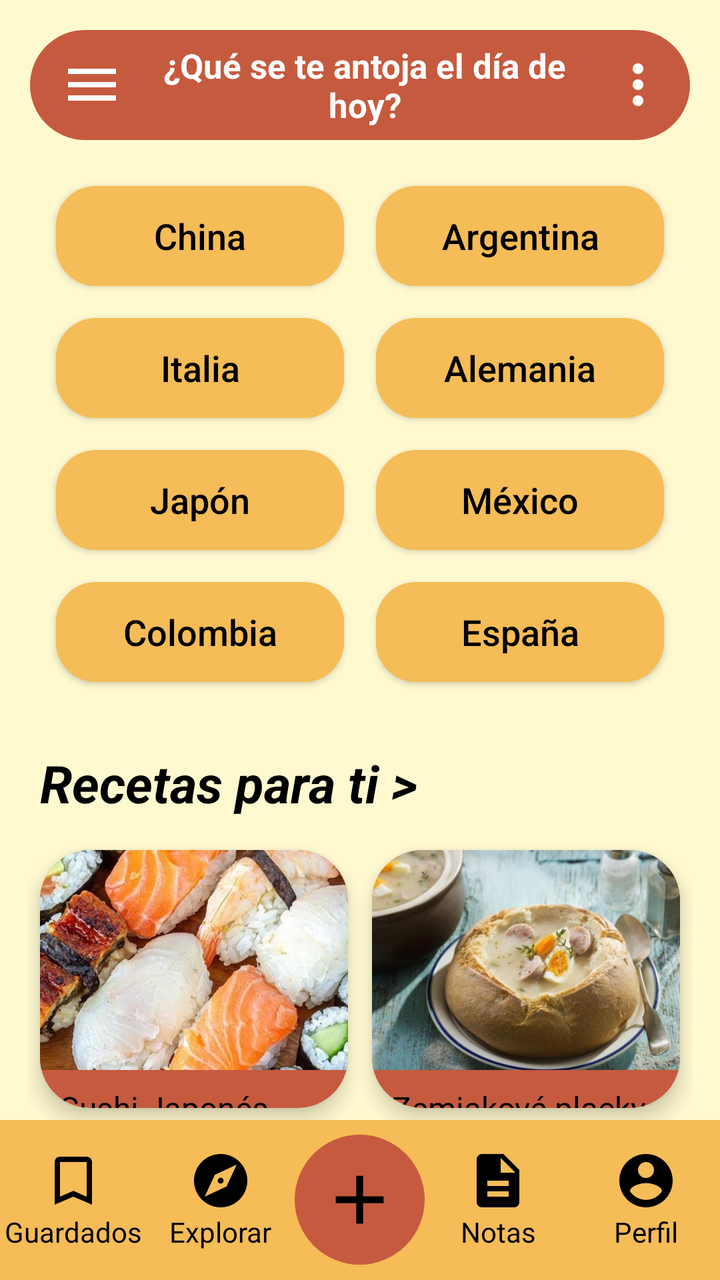
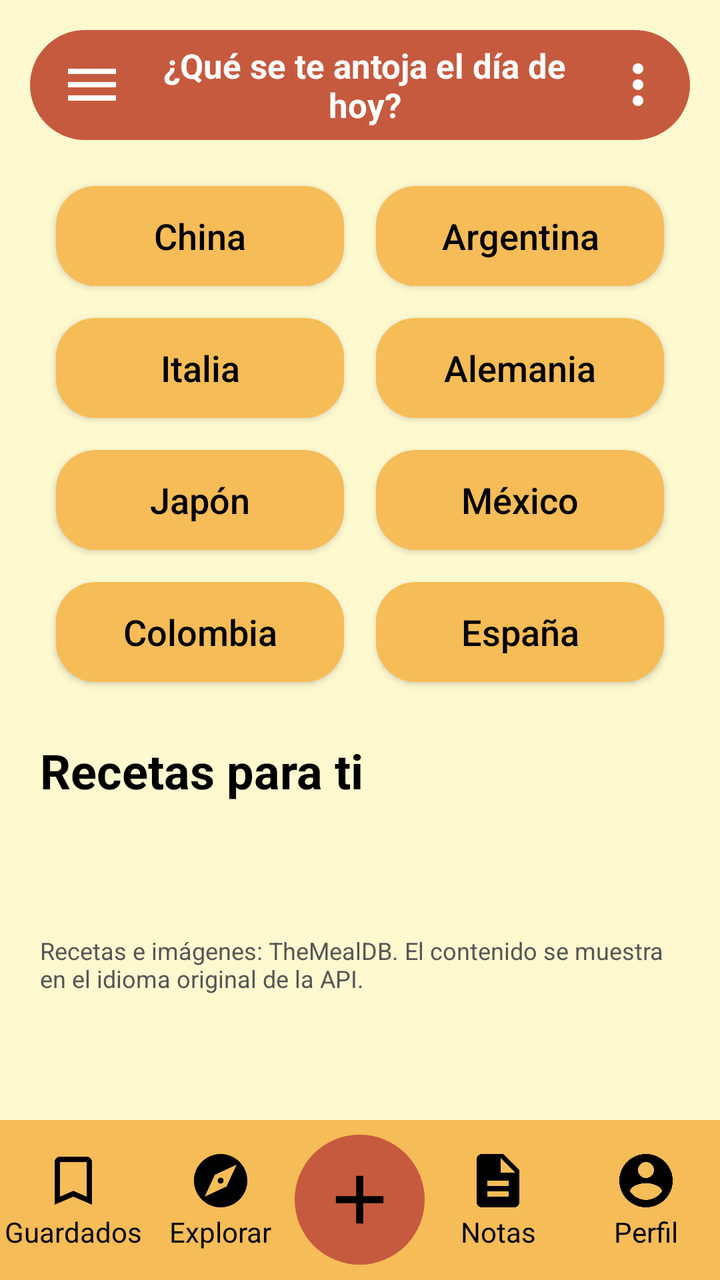

The first picture is an Android layout as it rendered before a commit; the second is the same layout after the commit. The layout source and the unified diff follow.
<!-- AndroidManifest.xml: application theme Theme.Recetario -->
<!-- res/layout/activity_home.xml -->
<?xml version="1.0" encoding="utf-8"?>
<androidx.constraintlayout.widget.ConstraintLayout xmlns:android="http://schemas.android.com/apk/res/android"
    xmlns:app="http://schemas.android.com/apk/res-auto"
    xmlns:tools="http://schemas.android.com/tools"
    android:id="@+id/main"
    android:layout_width="match_parent"
    android:layout_height="match_parent"
    android:background="#FFF9D0"
    tools:context=".HomeActivity">

    
    <LinearLayout
        android:layout_width="0dp"
        android:layout_height="0dp"
        android:orientation="vertical"
        app:layout_constraintBottom_toTopOf="@id/barraInferior"
        app:layout_constraintEnd_toEndOf="parent"
        app:layout_constraintStart_toStartOf="parent"
        app:layout_constraintTop_toTopOf="parent">

        
        <LinearLayout
            android:layout_width="match_parent"
            android:layout_height="55dp"
            android:layout_margin="15dp"
            android:background="@drawable/bg_barra"
            android:gravity="center_vertical"
            android:orientation="horizontal"
            android:paddingStart="15dp"
            android:paddingEnd="10dp">

            <ImageView
                android:layout_width="32dp"
                android:layout_height="32dp"
                android:src="@drawable/ic_menu" />

            <TextView
                android:id="@+id/tvBienvenida"
                android:layout_width="0dp"
                android:layout_height="wrap_content"
                android:layout_weight="1"
                android:gravity="center"
                android:text="¿Qué se te antoja el día de hoy?"
                android:textColor="#FFFFFF"
                android:textSize="17sp"
                android:textStyle="bold" />

            <ImageView
                android:layout_width="32dp"
                android:layout_height="32dp"
                android:src="@drawable/ic_mas_opciones" />

        </LinearLayout>

        

        <LinearLayout
            android:layout_width="match_parent"
            android:layout_height="wrap_content"
            android:layout_marginStart="20dp"
            android:layout_marginEnd="20dp"
            android:orientation="horizontal">

            <androidx.appcompat.widget.AppCompatButton
                android:id="@+id/btnChina"
                android:layout_width="0dp"
                android:layout_height="50dp"
                android:layout_margin="8dp"
                android:layout_weight="1"
                android:background="@drawable/bg_boton_pais"
                android:text="China"
                android:textAllCaps="false"
                android:textColor="#000000"
                android:textSize="18sp" />

            <androidx.appcompat.widget.AppCompatButton
                android:id="@+id/btnArgentina"
                android:layout_width="0dp"
                android:layout_height="50dp"
                android:layout_margin="8dp"
                android:layout_weight="1"
                android:background="@drawable/bg_boton_pais"
                android:text="Argentina"
                android:textAllCaps="false"
                android:textColor="#000000"
                android:textSize="18sp" />

        </LinearLayout>

        <LinearLayout
            android:layout_width="match_parent"
            android:layout_height="wrap_content"
            android:layout_marginStart="20dp"
            android:layout_marginEnd="20dp"
            android:orientation="horizontal">

            <androidx.appcompat.widget.AppCompatButton
                android:id="@+id/btnItalia"
                android:layout_width="0dp"
                android:layout_height="50dp"
                android:layout_margin="8dp"
                android:layout_weight="1"
                android:background="@drawable/bg_boton_pais"
                android:text="Italia"
                android:textAllCaps="false"
                android:textColor="#000000"
                android:textSize="18sp" />

            <androidx.appcompat.widget.AppCompatButton
                android:id="@+id/btnAlemania"
                android:layout_width="0dp"
                android:layout_height="50dp"
                android:layout_margin="8dp"
                android:layout_weight="1"
                android:background="@drawable/bg_boton_pais"
                android:text="Alemania"
                android:textAllCaps="false"
                android:textColor="#000000"
                android:textSize="18sp" />

        </LinearLayout>

        <LinearLayout
            android:layout_width="match_parent"
            android:layout_height="wrap_content"
            android:layout_marginStart="20dp"
            android:layout_marginEnd="20dp"
            android:orientation="horizontal">

            <androidx.appcompat.widget.AppCompatButton
                android:id="@+id/btnJapon"
                android:layout_width="0dp"
                android:layout_height="50dp"
                android:layout_margin="8dp"
                android:layout_weight="1"
                android:background="@drawable/bg_boton_pais"
                android:text="Japón"
                android:textAllCaps="false"
                android:textColor="#000000"
                android:textSize="18sp" />

            <androidx.appcompat.widget.AppCompatButton
                android:id="@+id/btnMexico"
                android:layout_width="0dp"
                android:layout_height="50dp"
                android:layout_margin="8dp"
                android:layout_weight="1"
                android:background="@drawable/bg_boton_pais"
                android:text="México"
                android:textAllCaps="false"
                android:textColor="#000000"
                android:textSize="18sp" />

        </LinearLayout>

        <LinearLayout
            android:layout_width="match_parent"
            android:layout_height="wrap_content"
            android:layout_marginStart="20dp"
            android:layout_marginEnd="20dp"
            android:orientation="horizontal">

            <androidx.appcompat.widget.AppCompatButton
                android:id="@+id/btnColombia"
                android:layout_width="0dp"
                android:layout_height="50dp"
                android:layout_margin="8dp"
                android:layout_weight="1"
                android:background="@drawable/bg_boton_pais"
                android:text="Colombia"
                android:textAllCaps="false"
                android:textColor="#000000"
                android:textSize="18sp" />

            <androidx.appcompat.widget.AppCompatButton
                android:id="@+id/btnEspana"
                android:layout_width="0dp"
                android:layout_height="50dp"
                android:layout_margin="8dp"
                android:layout_weight="1"
                android:background="@drawable/bg_boton_pais"
                android:text="España"
                android:textAllCaps="false"
                android:textColor="#000000"
                android:textSize="18sp" />

        </LinearLayout>

        
        <TextView
            android:layout_width="wrap_content"
            android:layout_height="wrap_content"
            android:layout_marginStart="20dp"
            android:layout_marginTop="25dp"
            android:text="Recetas para ti >"
            android:textColor="#000000"
            android:textSize="26sp"
            android:textStyle="bold|italic" />

        <LinearLayout
            android:layout_width="match_parent"
            android:layout_height="wrap_content"
            android:layout_marginStart="14dp"
            android:layout_marginTop="10dp"
            android:layout_marginEnd="14dp"
            android:orientation="horizontal">

            <androidx.cardview.widget.CardView
                android:layout_width="0dp"
                android:layout_height="wrap_content"
                android:layout_margin="6dp"
                android:layout_weight="1"
                app:cardBackgroundColor="#C65A3E"
                app:cardCornerRadius="25dp"
                app:cardElevation="6dp">

                <LinearLayout
                    android:layout_width="match_parent"
                    android:layout_height="wrap_content"
                    android:orientation="vertical">

                    <ImageView
                        android:layout_width="match_parent"
                        android:layout_height="110dp"
                        android:scaleType="centerCrop"
                        android:src="@drawable/receta_sushi" />

                    <TextView
                        android:layout_width="wrap_content"
                        android:layout_height="wrap_content"
                        android:layout_marginStart="10dp"
                        android:layout_marginTop="8dp"
                        android:text="Sushi Japonés"
                        android:textColor="#000000"
                        android:textSize="16sp" />

                    <TextView
                        android:layout_width="wrap_content"
                        android:layout_height="wrap_content"
                        android:layout_marginStart="10dp"
                        android:layout_marginBottom="8dp"
                        android:text="★★★★★"
                        android:textColor="#1E1E1E"
                        android:textSize="20sp" />

                </LinearLayout>

            </androidx.cardview.widget.CardView>

            <androidx.cardview.widget.CardView
                android:layout_width="0dp"
                android:layout_height="wrap_content"
                android:layout_margin="6dp"
                android:layout_weight="1"
                app:cardBackgroundColor="#C65A3E"
                app:cardCornerRadius="25dp"
                app:cardElevation="6dp">

                <LinearLayout
                    android:layout_width="match_parent"
                    android:layout_height="wrap_content"
                    android:orientation="vertical">

                    <ImageView
                        android:layout_width="match_parent"
                        android:layout_height="110dp"
                        android:scaleType="centerCrop"
                        android:src="@drawable/receta_sopa" />

                    <TextView
                        android:layout_width="wrap_content"
                        android:layout_height="wrap_content"
                        android:layout_marginStart="10dp"
                        android:layout_marginTop="8dp"
                        android:text="Zemiakové placky"
                        android:textColor="#000000"
                        android:textSize="16sp" />

                    <TextView
                        android:layout_width="wrap_content"
                        android:layout_height="wrap_content"
                        android:layout_marginStart="10dp"
                        android:layout_marginBottom="8dp"
                        android:text="★★★★★"
                        android:textColor="#1E1E1E"
                        android:textSize="20sp" />

                </LinearLayout>

            </androidx.cardview.widget.CardView>

        </LinearLayout>

    </LinearLayout>

    
    <LinearLayout
        android:id="@+id/barraInferior"
        android:layout_width="0dp"
        android:layout_height="80dp"
        android:background="#F5BC57"
        android:gravity="center_vertical"
        android:orientation="horizontal"
        app:layout_constraintBottom_toBottomOf="parent"
        app:layout_constraintEnd_toEndOf="parent"
        app:layout_constraintStart_toStartOf="parent">

        <LinearLayout
            android:id="@+id/btnGuardados"
            android:layout_width="0dp"
            android:layout_height="wrap_content"
            android:layout_weight="1"
            android:gravity="center"
            android:orientation="vertical">

            <ImageView
                android:layout_width="32dp"
                android:layout_height="32dp"
                android:src="@drawable/ic_guardados" />

            <TextView
                android:layout_width="wrap_content"
                android:layout_height="wrap_content"
                android:text="Guardados"
                android:textColor="#000000"
                android:textSize="14sp" />

        </LinearLayout>

        <LinearLayout
            android:id="@+id/btnExplorar"
            android:layout_width="0dp"
            android:layout_height="wrap_content"
            android:layout_weight="1"
            android:gravity="center"
            android:orientation="vertical">

            <ImageView
                android:layout_width="32dp"
                android:layout_height="32dp"
                android:src="@drawable/ic_explorar" />

            <TextView
                android:layout_width="wrap_content"
                android:layout_height="wrap_content"
                android:text="Explorar"
                android:textColor="#000000"
                android:textSize="14sp" />

        </LinearLayout>

        <ImageView
            android:id="@+id/btnAgregar"
            android:layout_width="65dp"
            android:layout_height="65dp"
            android:background="@drawable/bg_circulo"
            android:padding="12dp"
            android:src="@drawable/ic_agregar" />

        <LinearLayout
            android:id="@+id/btnNotas"
            android:layout_width="0dp"
            android:layout_height="wrap_content"
            android:layout_weight="1"
            android:gravity="center"
            android:orientation="vertical">

            <ImageView
                android:layout_width="32dp"
                android:layout_height="32dp"
                android:src="@drawable/ic_notas" />

            <TextView
                android:layout_width="wrap_content"
                android:layout_height="wrap_content"
                android:text="Notas"
                android:textColor="#000000"
                android:textSize="14sp" />

        </LinearLayout>

        <LinearLayout
            android:id="@+id/btnPerfil"
            android:layout_width="0dp"
            android:layout_height="wrap_content"
            android:layout_weight="1"
            android:gravity="center"
            android:orientation="vertical">

            <ImageView
                android:layout_width="32dp"
                android:layout_height="32dp"
                android:src="@drawable/ic_perfil" />

            <TextView
                android:layout_width="wrap_content"
                android:layout_height="wrap_content"
                android:text="Perfil"
                android:textColor="#000000"
                android:textSize="14sp" />

        </LinearLayout>

    </LinearLayout>

</androidx.constraintlayout.widget.ConstraintLayout>
<!-- resources referenced by this layout -->
<resources>
  <!-- drawable bg_barra (drawable) -->
  <?xml version="1.0" encoding="utf-8"?>
  <shape xmlns:android="http://schemas.android.com/apk/res/android">
  
      <solid android:color="#C65A3E"/>
      <corners android:radius="30dp"/>
  
  </shape>
  <!-- drawable bg_boton_pais (drawable) -->
  <?xml version="1.0" encoding="utf-8"?>
  <shape xmlns:android="http://schemas.android.com/apk/res/android">
  
      <solid android:color="#F5BC57"/>
      <corners android:radius="20dp"/>
  
  </shape>
  <!-- drawable bg_circulo (drawable) -->
  <?xml version="1.0" encoding="utf-8"?>
  <shape xmlns:android="http://schemas.android.com/apk/res/android" android:shape="oval">
  
      <solid android:color="#C65A3E"/>
  
  </shape>
  <!-- drawable ic_agregar (drawable) -->
  <vector xmlns:android="http://schemas.android.com/apk/res/android" android:height="24dp" android:tint="#000000" android:viewportHeight="24" android:viewportWidth="24" android:width="24dp">
  
      <path android:fillColor="@android:color/white" android:pathData="M19,13h-6v6h-2v-6H5v-2h6V5h2v6h6v2z"/>
  
  </vector>
  <!-- drawable ic_explorar (drawable) -->
  <vector xmlns:android="http://schemas.android.com/apk/res/android" android:height="24dp" android:tint="#000000" android:viewportHeight="24" android:viewportWidth="24" android:width="24dp">
  
      <path android:fillColor="@android:color/white" android:pathData="M12,10.9c-0.61,0 -1.1,0.49 -1.1,1.1s0.49,1.1 1.1,1.1c0.61,0 1.1,-0.49 1.1,-1.1s-0.49,-1.1 -1.1,-1.1zM12,2C6.48,2 2,6.48 2,12s4.48,10 10,10 10,-4.48 10,-10S17.52,2 12,2zM14.19,14.19L6,18l3.81,-8.19L18,6l-3.81,8.19z"/>
  
  </vector>
  <!-- drawable ic_guardados (drawable) -->
  <vector xmlns:android="http://schemas.android.com/apk/res/android" android:height="24dp" android:tint="#000000" android:viewportHeight="24" android:viewportWidth="24" android:width="24dp">
  
      <path android:fillColor="@android:color/white" android:pathData="M17,3H7c-1.1,0 -1.99,0.9 -1.99,2L5,21l7,-3 7,3V5c0,-1.1 -0.9,-2 -2,-2zM17,18l-5,-2.18L7,18V5h10v13z"/>
  
  </vector>
  <!-- drawable ic_mas_opciones (drawable) -->
  <vector xmlns:android="http://schemas.android.com/apk/res/android" android:height="24dp" android:tint="#FFFFFF" android:viewportHeight="24" android:viewportWidth="24" android:width="24dp">
  
      <path android:fillColor="@android:color/white" android:pathData="M12,8c1.1,0 2,-0.9 2,-2s-0.9,-2 -2,-2 -2,0.9 -2,2 0.9,2 2,2zM12,10c-1.1,0 -2,0.9 -2,2s0.9,2 2,2 2,-0.9 2,-2 -0.9,-2 -2,-2zM12,16c-1.1,0 -2,0.9 -2,2s0.9,2 2,2 2,-0.9 2,-2 -0.9,-2 -2,-2z"/>
  
  </vector>
  <!-- drawable ic_menu (drawable) -->
  <vector xmlns:android="http://schemas.android.com/apk/res/android" android:height="24dp" android:tint="#FFFFFF" android:viewportHeight="24" android:viewportWidth="24" android:width="24dp">
  
      <path android:fillColor="@android:color/white" android:pathData="M3,18h18v-2H3v2zM3,13h18v-2H3v2zM3,6v2h18V6H3z"/>
  
  </vector>
  <!-- drawable ic_notas (drawable) -->
  <vector xmlns:android="http://schemas.android.com/apk/res/android" android:height="24dp" android:tint="#000000" android:viewportHeight="24" android:viewportWidth="24" android:width="24dp">
  
      <path android:fillColor="@android:color/white" android:pathData="M14,2H6c-1.1,0 -1.99,0.9 -1.99,2L4,20c0,1.1 0.89,2 1.99,2H18c1.1,0 2,-0.9 2,-2V8l-6,-6zM16,18H8v-2h8v2zM16,14H8v-2h8v2zM13,9V3.5L18.5,9H13z"/>
  
  </vector>
  <!-- drawable receta_sopa: jpg bitmap (drawable, 61454 bytes) -->
  <!-- drawable receta_sushi: jpg bitmap (drawable, 110239 bytes) -->
  <style name="Theme.Recetario" parent="Base.Theme.Recetario" />
  <style name="Base.Theme.Recetario" parent="Theme.Material3.DayNight.NoActionBar">
          
          
          
          <item name="android:windowSplashScreenAnimatedIcon" tools:targetApi="31">@android:color/transparent</item>
      </style>
  <!-- unchanged entries left out for length: 1 -->
</resources>

<!-- the commit's change to res/layout/activity_home.xml (unified diff, before → after) -->
@@ -8,16 +8,20 @@
     android:background="#FFF9D0"
     tools:context=".HomeActivity">
 
-    
-    <LinearLayout
+    <ScrollView
+        android:id="@+id/scrollRecetas"
         android:layout_width="0dp"
         android:layout_height="0dp"
-        android:orientation="vertical"
+        android:fillViewport="true"
         app:layout_constraintBottom_toTopOf="@id/barraInferior"
         app:layout_constraintEnd_toEndOf="parent"
         app:layout_constraintStart_toStartOf="parent"
         app:layout_constraintTop_toTopOf="parent">
-
+        <LinearLayout
+            android:layout_width="match_parent"
+            android:layout_height="wrap_content"
+            android:orientation="vertical"
+            android:paddingBottom="20dp">
         
         <LinearLayout
             android:layout_width="match_parent"
@@ -186,113 +190,53 @@
 
         </LinearLayout>
 
-        
-        <TextView
-            android:layout_width="wrap_content"
-            android:layout_height="wrap_content"
-            android:layout_marginStart="20dp"
-            android:layout_marginTop="25dp"
-            android:text="Recetas para ti >"
-            android:textColor="#000000"
-            android:textSize="26sp"
-            android:textStyle="bold|italic" />
-
-        <LinearLayout
-            android:layout_width="match_parent"
-            android:layout_height="wrap_content"
-            android:layout_marginStart="14dp"
-            android:layout_marginTop="10dp"
-            android:layout_marginEnd="14dp"
-            android:orientation="horizontal">
-
-            <androidx.cardview.widget.CardView
-                android:layout_width="0dp"
-                android:layout_height="wrap_content"
-                android:layout_margin="6dp"
-                android:layout_weight="1"
-                app:cardBackgroundColor="#C65A3E"
-                app:cardCornerRadius="25dp"
-                app:cardElevation="6dp">
-
-                <LinearLayout
-                    android:layout_width="match_parent"
-                    android:layout_height="wrap_content"
-                    android:orientation="vertical">
-
-                    <ImageView
-                        android:layout_width="match_parent"
-                        android:layout_height="110dp"
-                        android:scaleType="centerCrop"
-                        android:src="@drawable/receta_sushi" />
-
-                    <TextView
-                        android:layout_width="wrap_content"
-                        android:layout_height="wrap_content"
-                        android:layout_marginStart="10dp"
-                        android:layout_marginTop="8dp"
-                        android:text="Sushi Japonés"
-                        android:textColor="#000000"
-                        android:textSize="16sp" />
-
-                    <TextView
-                        android:layout_width="wrap_content"
-                        android:layout_height="wrap_content"
-                        android:layout_marginStart="10dp"
-                        android:layout_marginBottom="8dp"
-                        android:text="★★★★★"
-                        android:textColor="#1E1E1E"
-                        android:textSize="20sp" />
-
-                </LinearLayout>
-
-            </androidx.cardview.widget.CardView>
-
-            <androidx.cardview.widget.CardView
-                android:layout_width="0dp"
-                android:layout_height="wrap_content"
-                android:layout_margin="6dp"
-                android:layout_weight="1"
-                app:cardBackgroundColor="#C65A3E"
-                app:cardCornerRadius="25dp"
-                app:cardElevation="6dp">
-
-                <LinearLayout
-                    android:layout_width="match_parent"
-                    android:layout_height="wrap_content"
-                    android:orientation="vertical">
-
-                    <ImageView
-                        android:layout_width="match_parent"
-                        android:layout_height="110dp"
-                        android:scaleType="centerCrop"
-                        android:src="@drawable/receta_sopa" />
-
-                    <TextView
-                        android:layout_width="wrap_content"
-                        android:layout_height="wrap_content"
-                        android:layout_marginStart="10dp"
-                        android:layout_marginTop="8dp"
-                        android:text="Zemiakové placky"
-                        android:textColor="#000000"
-                        android:textSize="16sp" />
-
-                    <TextView
-                        android:layout_width="wrap_content"
-                        android:layout_height="wrap_content"
-                        android:layout_marginStart="10dp"
-                        android:layout_marginBottom="8dp"
-                        android:text="★★★★★"
-                        android:textColor="#1E1E1E"
-                        android:textSize="20sp" />
-
-                </LinearLayout>
-
-            </androidx.cardview.widget.CardView>
-
-        </LinearLayout>
-
-    </LinearLayout>
-
+            <TextView
+                android:id="@+id/tvTituloRecetas"
+                android:layout_width="match_parent"
+                android:layout_height="wrap_content"
+                android:layout_marginHorizontal="20dp"
+                android:layout_marginTop="20dp"
+                android:text="@string/recetas_para_ti"
+                android:textColor="#000000"
+                android:textSize="24sp"
+                android:textStyle="bold" />
+            <TextView
+                android:id="@+id/tvEstado"
+                android:layout_width="match_parent"
+                android:layout_height="wrap_content"
+                android:layout_marginHorizontal="20dp"
+                android:layout_marginVertical="12dp"
+                android:accessibilityLiveRegion="polite"
+                android:textColor="#333333"
+                android:textSize="16sp" />
+            <ProgressBar
+                android:id="@+id/progresoRecetas"
+                android:layout_width="wrap_content"
+                android:layout_height="wrap_content"
+                android:layout_gravity="center_horizontal"
+                android:visibility="gone" />
+            <Button
+                android:id="@+id/btnReintentar"
+                android:layout_width="wrap_content"
+                android:layout_height="wrap_content"
+                android:layout_gravity="center_horizontal"
+                android:text="@string/reintentar"
+                android:visibility="gone" />
+            <LinearLayout
+                android:id="@+id/contenedorRecetas"
+                android:layout_width="match_parent"
+                android:layout_height="wrap_content"
+                android:layout_marginHorizontal="20dp"
+                android:orientation="vertical" />
+            <TextView
+                android:layout_width="match_parent"
+                android:layout_height="wrap_content"
+                android:layout_margin="20dp"
+                android:text="@string/fuente_recetas"
+                android:textColor="#555555"
+                android:textSize="12sp" />
+        </LinearLayout>
+    </ScrollView>
     
     <LinearLayout
         android:id="@+id/barraInferior"
<!-- resource entries referenced after the edit -->
@@ -59,8 +59,9 @@
       <path android:fillColor="@android:color/white" android:pathData="M14,2H6c-1.1,0 -1.99,0.9 -1.99,2L4,20c0,1.1 0.89,2 1.99,2H18c1.1,0 2,-0.9 2,-2V8l-6,-6zM16,18H8v-2h8v2zM16,14H8v-2h8v2zM13,9V3.5L18.5,9H13z"/>
   
   </vector>
-  <!-- drawable receta_sopa: jpg bitmap (drawable, 61454 bytes) -->
-  <!-- drawable receta_sushi: jpg bitmap (drawable, 110239 bytes) -->
+  <string name="fuente_recetas">Recetas e imágenes: TheMealDB. El contenido se muestra en el idioma original de la API.</string>
+  <string name="recetas_para_ti">Recetas para ti</string>
+  <string name="reintentar">Reintentar</string>
   <style name="Theme.Recetario" parent="Base.Theme.Recetario" />
   <style name="Base.Theme.Recetario" parent="Theme.Material3.DayNight.NoActionBar">
           
